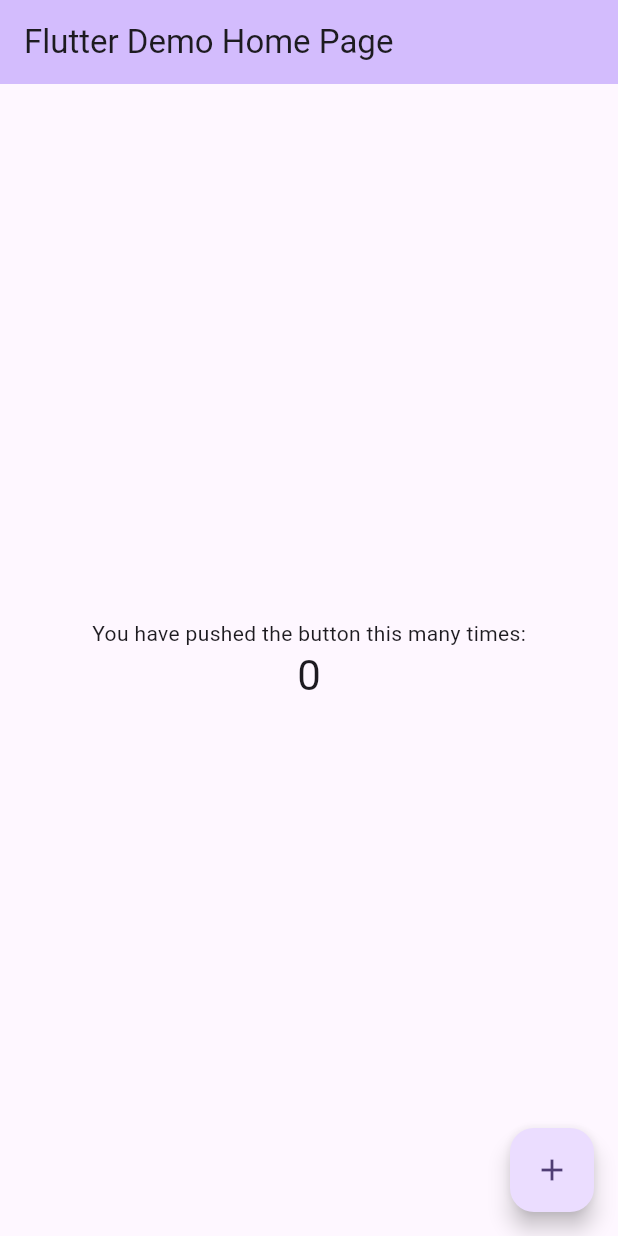
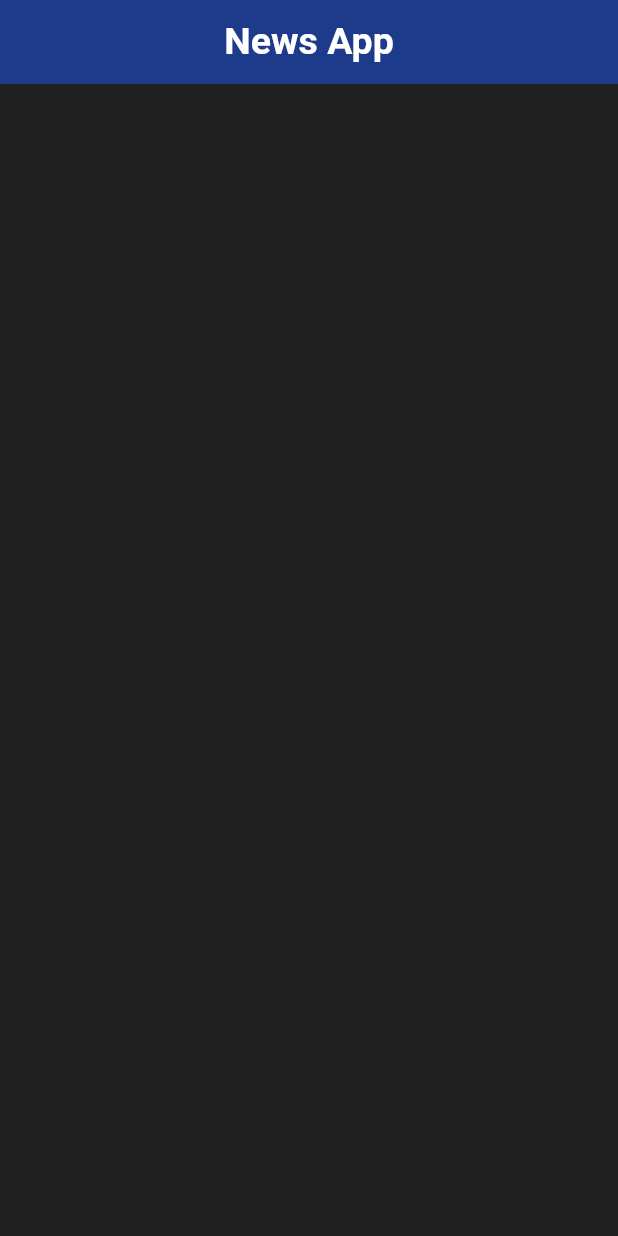
Before and after one commit to Mohamed0Aamer/News_App, a Flutter app: the screen it shows after launch, on a phone screen of 412 x 824 dp. Run offline on Flutter 3.47's test engine with Material 3 defaults, Android fonts, the phone set to English and light mode, and no system bars.

Commit message:
change 1

```diff
--- /dev/null
+++ b/lib/Home_Screen.dart
@@ -0,0 +1,24 @@
+import 'package:flutter/material.dart';
+
+class HomeScreen extends StatelessWidget {
+  const HomeScreen({super.key});
+
+  @override
+  Widget build(BuildContext context) {
+    return Scaffold(
+      backgroundColor: const Color(0xff202020),
+      appBar: AppBar(
+        title: const Text(
+          "News App",
+          style: TextStyle(
+            fontSize: 25,
+            fontWeight: FontWeight.bold,
+            color: Colors.white,
+          ),
+        ),
+        backgroundColor: const Color(0xff1E3A8A),
+        centerTitle: true,
+      ),
+    );
+  }
+}
--- a/lib/main.dart
+++ b/lib/main.dart
@@ -1,122 +1,15 @@
 import 'package:flutter/material.dart';
+import 'package:newsapp/Home_Screen.dart';
 
 void main() {
-  runApp(const MyApp());
+  runApp(const NewsApp());
 }
 
-class MyApp extends StatelessWidget {
-  const MyApp({super.key});
-
-  // This widget is the root of your application.
-  @override
-  Widget build(BuildContext context) {
-    return MaterialApp(
-      title: 'Flutter Demo',
-      theme: ThemeData(
-        // This is the theme of your application.
-        //
-        // TRY THIS: Try running your application with "flutter run". You'll see
-        // the application has a purple toolbar. Then, without quitting the app,
-        // try changing the seedColor in the colorScheme below to Colors.green
-        // and then invoke "hot reload" (save your changes or press the "hot
-        // reload" button in a Flutter-supported IDE, or press "r" if you used
-        // the command line to start the app).
-        //
-        // Notice that the counter didn't reset back to zero; the application
-        // state is not lost during the reload. To reset the state, use hot
-        // restart instead.
-        //
-        // This works for code too, not just values: Most code changes can be
-        // tested with just a hot reload.
-        colorScheme: ColorScheme.fromSeed(seedColor: Colors.deepPurple),
-      ),
-      home: const MyHomePage(title: 'Flutter Demo Home Page'),
-    );
-  }
-}
-
-class MyHomePage extends StatefulWidget {
-  const MyHomePage({super.key, required this.title});
-
-  // This widget is the home page of your application. It is stateful, meaning
-  // that it has a State object (defined below) that contains fields that affect
-  // how it looks.
-
-  // This class is the configuration for the state. It holds the values (in this
-  // case the title) provided by the parent (in this case the App widget) and
-  // used by the build method of the State. Fields in a Widget subclass are
-  // always marked "final".
-
-  final String title;
-
-  @override
-  State<MyHomePage> createState() => _MyHomePageState();
-}
-
-class _MyHomePageState extends State<MyHomePage> {
-  int _counter = 0;
-
-  void _incrementCounter() {
-    setState(() {
-      // This call to setState tells the Flutter framework that something has
-      // changed in this State, which causes it to rerun the build method below
-      // so that the display can reflect the updated values. If we changed
-      // _counter without calling setState(), then the build method would not be
-      // called again, and so nothing would appear to happen.
-      _counter++;
-    });
-  }
+class NewsApp extends StatelessWidget {
+  const NewsApp({super.key});
 
   @override
   Widget build(BuildContext context) {
-    // This method is rerun every time setState is called, for instance as done
-    // by the _incrementCounter method above.
-    //
-    // The Flutter framework has been optimized to make rerunning build methods
-    // fast, so that you can just rebuild anything that needs updating rather
-    // than having to individually change instances of widgets.
-    return Scaffold(
-      appBar: AppBar(
-        // TRY THIS: Try changing the color here to a specific color (to
-        // Colors.amber, perhaps?) and trigger a hot reload to see the AppBar
-        // change color while the other colors stay the same.
-        backgroundColor: Theme.of(context).colorScheme.inversePrimary,
-        // Here we take the value from the MyHomePage object that was created by
-        // the App.build method, and use it to set our appbar title.
-        title: Text(widget.title),
-      ),
-      body: Center(
-        // Center is a layout widget. It takes a single child and positions it
-        // in the middle of the parent.
-        child: Column(
-          // Column is also a layout widget. It takes a list of children and
-          // arranges them vertically. By default, it sizes itself to fit its
-          // children horizontally, and tries to be as tall as its parent.
-          //
-          // Column has various properties to control how it sizes itself and
-          // how it positions its children. Here we use mainAxisAlignment to
-          // center the children vertically; the main axis here is the vertical
-          // axis because Columns are vertical (the cross axis would be
-          // horizontal).
-          //
-          // TRY THIS: Invoke "debug painting" (choose the "Toggle Debug Paint"
-          // action in the IDE, or press "p" in the console), to see the
-          // wireframe for each widget.
-          mainAxisAlignment: MainAxisAlignment.center,
-          children: <Widget>[
-            const Text('You have pushed the button this many times:'),
-            Text(
-              '$_counter',
-              style: Theme.of(context).textTheme.headlineMedium,
-            ),
-          ],
-        ),
-      ),
-      floatingActionButton: FloatingActionButton(
-        onPressed: _incrementCounter,
-        tooltip: 'Increment',
-        child: const Icon(Icons.add),
-      ), // This trailing comma makes auto-formatting nicer for build methods.
-    );
+    return MaterialApp(debugShowCheckedModeBanner: false, home: HomeScreen());
   }
 }
```
Also changed, not shown: 1 other file.
